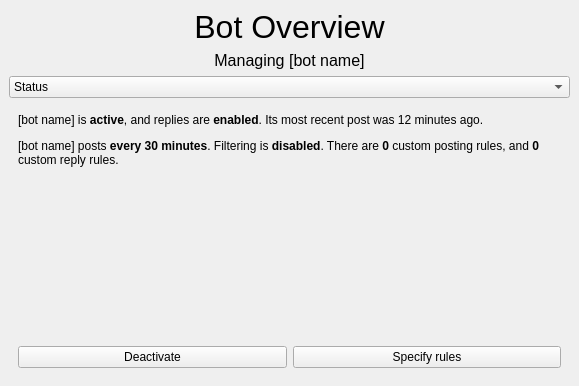
This is gui/botoverview.ui in Lynnesbian/OldFediBooks as Qt 5 draws it before an edit. The edited form follows.
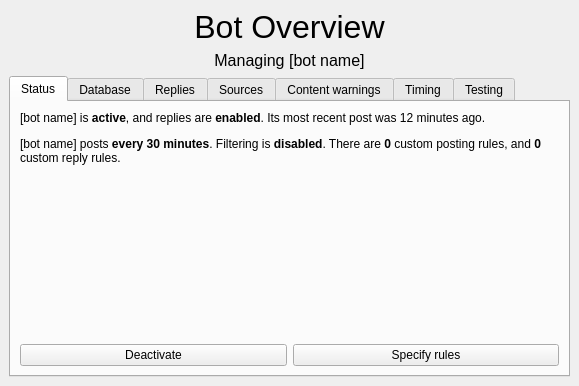
This is the edited form. Icons and pictures are not drawn.

Commit message: replaced stacked widget on bot overview page with a tabbed widget

What changed in the file:
```diff
--- a/gui/botoverview.ui
+++ b/gui/botoverview.ui
@@ -66,50 +66,14 @@
     <item>
      <layout class="QVBoxLayout" name="verticalLayout_2">
       <item>
-       <widget class="QComboBox" name="comboBox">
-        <item>
-         <property name="text">
-          <string>Status</string>
-         </property>
-        </item>
-        <item>
-         <property name="text">
-          <string>Database</string>
-         </property>
-        </item>
-        <item>
-         <property name="text">
-          <string>Replies</string>
-         </property>
-        </item>
-        <item>
-         <property name="text">
-          <string>Sources</string>
-         </property>
-        </item>
-        <item>
-         <property name="text">
-          <string>Content warnings</string>
-         </property>
-        </item>
-        <item>
-         <property name="text">
-          <string>Timings</string>
-         </property>
-        </item>
-        <item>
-         <property name="text">
-          <string>Testing</string>
-         </property>
-        </item>
-       </widget>
-      </item>
-      <item>
-       <widget class="QStackedWidget" name="stackedWidget">
+       <widget class="QTabWidget" name="tabWidget">
         <property name="currentIndex">
          <number>0</number>
         </property>
-        <widget class="QWidget" name="page">
+        <widget class="QWidget" name="tabWidgetPage1" native="true">
+         <attribute name="title">
+          <string>Status</string>
+         </attribute>
          <layout class="QVBoxLayout" name="verticalLayout_3">
           <item>
            <widget class="QLabel" name="label_2">
@@ -163,7 +127,10 @@
           </item>
          </layout>
         </widget>
-        <widget class="QWidget" name="page_2">
+        <widget class="QWidget" name="tabWidgetPage2" native="true">
+         <attribute name="title">
+          <string>Database</string>
+         </attribute>
          <layout class="QVBoxLayout" name="verticalLayout_4">
           <item>
            <widget class="QLabel" name="label_3">
@@ -217,7 +184,10 @@
           </item>
          </layout>
         </widget>
-        <widget class="QWidget" name="page_3">
+        <widget class="QWidget" name="tabWidgetPage3" native="true">
+         <attribute name="title">
+          <string>Replies</string>
+         </attribute>
          <layout class="QVBoxLayout" name="verticalLayout_5">
           <item>
            <widget class="QLabel" name="label_4">
@@ -271,7 +241,10 @@
           </item>
          </layout>
         </widget>
-        <widget class="QWidget" name="page_4">
+        <widget class="QWidget" name="tabWidgetPage4" native="true">
+         <attribute name="title">
+          <string>Sources</string>
+         </attribute>
          <layout class="QVBoxLayout" name="verticalLayout_6">
           <item>
            <widget class="QLabel" name="label_5">
@@ -298,7 +271,10 @@
           </item>
          </layout>
         </widget>
-        <widget class="QWidget" name="page_5">
+        <widget class="QWidget" name="tabWidgetPage5" native="true">
+         <attribute name="title">
+          <string>Content warnings</string>
+         </attribute>
          <layout class="QVBoxLayout" name="verticalLayout_7">
           <item>
            <widget class="QLabel" name="label_6">
@@ -352,7 +328,10 @@
           </item>
          </layout>
         </widget>
-        <widget class="QWidget" name="page_6">
+        <widget class="QWidget" name="tabWidgetPage6" native="true">
+         <attribute name="title">
+          <string>Timing</string>
+         </attribute>
          <layout class="QVBoxLayout" name="verticalLayout_8">
           <item>
            <widget class="QLabel" name="label_7">
@@ -379,7 +358,10 @@
           </item>
          </layout>
         </widget>
-        <widget class="QWidget" name="page_7">
+        <widget class="QWidget" name="tabWidgetPage7" native="true">
+         <attribute name="title">
+          <string>Testing</string>
+         </attribute>
          <layout class="QVBoxLayout" name="verticalLayout_9">
           <item>
            <widget class="QLabel" name="label_8">
```
Left out of the diff: 36 changed lines with no effect on the pictures.
